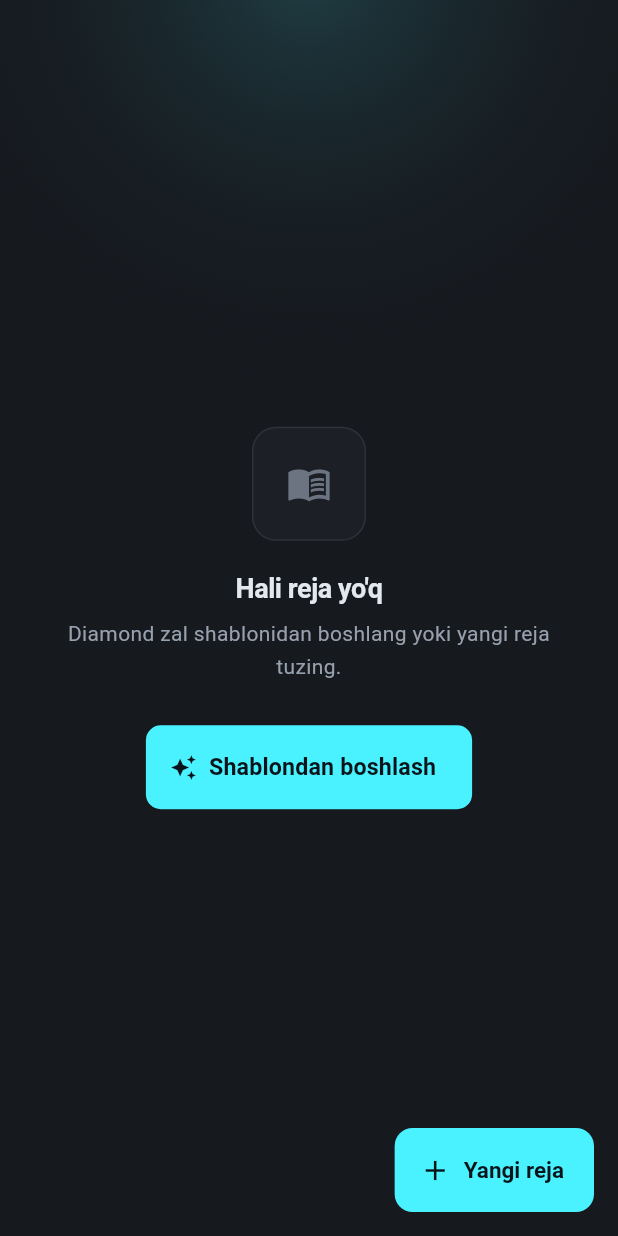
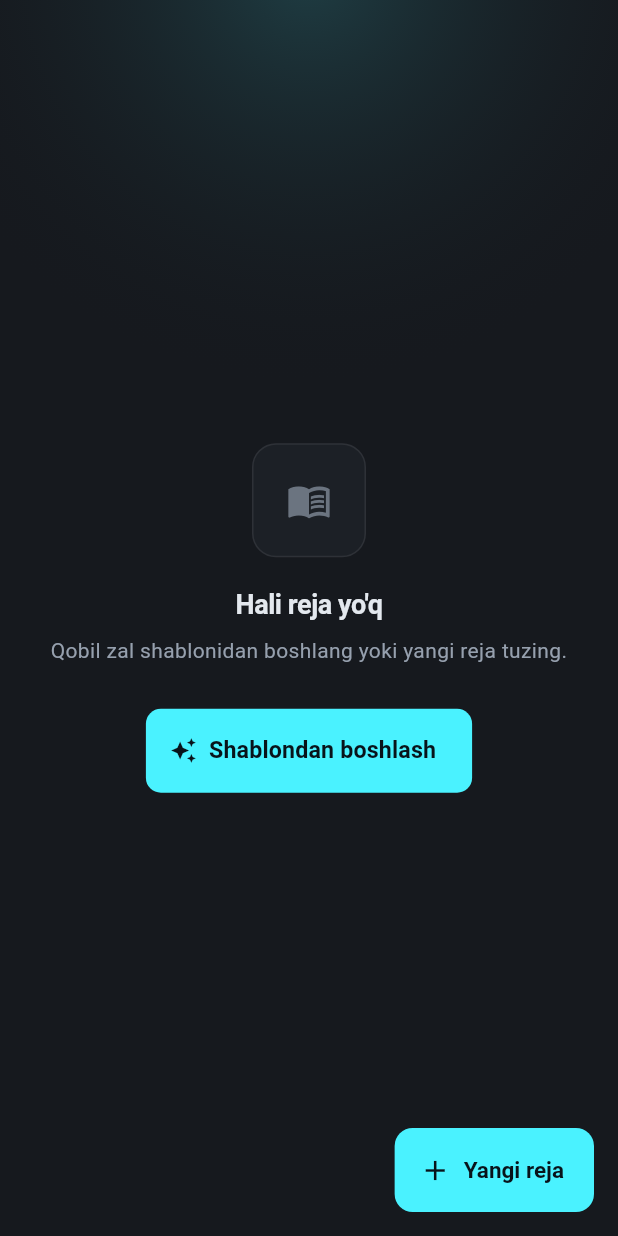
Before and after one commit to xojaurunov/diamond-zal, a Flutter app: the PlansScreen screen opened directly, on a phone screen of 412 x 824 dp. Run offline on Flutter 3.47's test engine with Material 3 defaults, Android fonts, the phone set to English and light mode, and no system bars; our stand-ins replace cached_network_image, cloud_firestore, firebase_auth, firebase_core, firebase_messaging, fl_chart and 6 more; accounts and stored records are empty.

Commit message:
feat: ilova nomi "Qobil", yangi ikonka (QOBIL · ZAL · TOSHKENT); DAVOM 84
Paket nomi, imzo va Firebase loyihasi o'zgarmagan.

Co-Authored-By: Claude Opus 5.5 <noreply@anthropic.com>

```diff
--- a/lib/l10n/en.dart
+++ b/lib/l10n/en.dart
@@ -78,7 +78,7 @@ const en = <String, String>{
   'Barmen qo\'shildi': 'Bar staff added',
   'Barmen qo\'shish': 'Add bar staff',
   'Barmen tayinlandi': 'Bar staff assigned',
-  'Barmen • Diamond': 'Bar • Diamond',
+  'Barmen • Qobil': 'Bar • Qobil',
   'Barmenlar': 'Bar staff',
   'Barmenlikdan olish': 'Remove bar staff role',
   'Bekor': 'Cancel',
@@ -109,7 +109,7 @@ const en = <String, String>{
   'Bosh admin qilinsinmi?': 'Make head admin?',
   'Bosh admin qilish': 'Make head admin',
   'Bosh admin tayinlandi': 'Head admin assigned',
-  'Bosh admin • Diamond': 'Head admin • Diamond',
+  'Bosh admin • Qobil': 'Head admin • Qobil',
   'Bosh adminlar': 'Head admins',
   'Bosh adminlikdan olindi': 'Head admin role removed',
   'Bosh adminlikdan olinsinmi?': 'Remove head admin role?',
@@ -164,7 +164,6 @@ const en = <String, String>{
   'Davom etish': 'Continue',
   'Davomat bekor qilindi': 'Attendance mark removed',
   'Dekabr': 'December',
-  'Diamond zal shablonidan boshlang yoki yangi reja tuzing.': 'Start from a Diamond gym template or build a new plan.',
   'Do\'kon': 'Shop',
   'Do\'kon bo\'sh': 'The shop is empty',
   'Do\'kon foydasi': 'Shop profit',
@@ -483,6 +482,7 @@ const en = <String, String>{
   'Qisqa ma\'lumot': 'Short bio',
   'Qo\'shilish': 'Join',
   'Qo\'shish': 'Add',
+  'Qobil zal shablonidan boshlang yoki yangi reja tuzing.': 'Start from a Qobil gym template or build a new plan.',
   'Qoldi: {0}': 'Left: {0}',
   'Qoldiq': 'Stock',
   'Qoldiq (o\'lcham bo\'yicha)': 'Stock (by size)',
@@ -647,7 +647,7 @@ const en = <String, String>{
   'Trener formulasi: {0}': 'Trainer\'s formula: {0}',
   'Trener maslahati': 'Trainer\'s tip',
   'Trener olib tashlandi': 'Trainer removed',
-  'Trener paneli • Diamond': 'Trainer panel • Diamond',
+  'Trener paneli • Qobil': 'Trainer panel • Qobil',
   'Trener panelidan chiqmoqchimisiz?': 'Sign out of the trainer panel?',
   'Trener qilinsinmi?': 'Make trainer?',
   'Trener qilish': 'Make trainer',
@@ -809,6 +809,7 @@ const en = <String, String>{
   '{0} daqiqa oldin': '{0} min ago',
   '{0} dona': '{0} pcs',
   '{0} faqat do\'kon bilan ishlaydi: tovar, buyurtma va qoldiq. Shogirdlar, rejalar va chatni ko\'rmaydi.{1}': '{0} will work only with the shop: products, orders and stock. They won\'t see clients, plans or chat.{1}',
+  '{0} g': '{0} g',
   '{0} g oqsil': '{0} g protein',
   '{0} ilovaga kira olmaydi va ro’yxatlardan yo’qoladi. Bu amalni qaytarib bo’lmaydi.': '{0} won\'t be able to sign in and will disappear from the lists. This can\'t be undone.',
   '{0} kg': '{0} kg',
--- a/lib/l10n/ru.dart
+++ b/lib/l10n/ru.dart
@@ -78,7 +78,7 @@ const ru = <String, String>{
   'Barmen qo\'shildi': 'Бармен добавлен',
   'Barmen qo\'shish': 'Добавить бармена',
   'Barmen tayinlandi': 'Бармен назначен',
-  'Barmen • Diamond': 'Бармен • Diamond',
+  'Barmen • Qobil': 'Бармен • Qobil',
   'Barmenlar': 'Бармены',
   'Barmenlikdan olish': 'Снять с должности бармена',
   'Bekor': 'Отмена',
@@ -109,7 +109,7 @@ const ru = <String, String>{
   'Bosh admin qilinsinmi?': 'Сделать главным админом?',
   'Bosh admin qilish': 'Сделать главным админом',
   'Bosh admin tayinlandi': 'Главный админ назначен',
-  'Bosh admin • Diamond': 'Главный админ • Diamond',
+  'Bosh admin • Qobil': 'Главный админ • Qobil',
   'Bosh adminlar': 'Главные админы',
   'Bosh adminlikdan olindi': 'Снят с роли главного админа',
   'Bosh adminlikdan olinsinmi?': 'Снять с роли главного админа?',
@@ -164,7 +164,6 @@ const ru = <String, String>{
   'Davom etish': 'Продолжить',
   'Davomat bekor qilindi': 'Отметка о посещении снята',
   'Dekabr': 'Декабрь',
-  'Diamond zal shablonidan boshlang yoki yangi reja tuzing.': 'Начните с шаблона зала Diamond или составьте новый план.',
   'Do\'kon': 'Магазин',
   'Do\'kon bo\'sh': 'Магазин пуст',
   'Do\'kon foydasi': 'Прибыль магазина',
@@ -483,6 +482,7 @@ const ru = <String, String>{
   'Qisqa ma\'lumot': 'Коротко о себе',
   'Qo\'shilish': 'Присоединиться',
   'Qo\'shish': 'Добавить',
+  'Qobil zal shablonidan boshlang yoki yangi reja tuzing.': 'Начните с шаблона зала Qobil или составьте новый план.',
   'Qoldi: {0}': 'Осталось: {0}',
   'Qoldiq': 'Остаток',
   'Qoldiq (o\'lcham bo\'yicha)': 'Остаток (по размерам)',
@@ -647,7 +647,7 @@ const ru = <String, String>{
   'Trener formulasi: {0}': 'Формула тренера: {0}',
   'Trener maslahati': 'Совет тренера',
   'Trener olib tashlandi': 'Тренер снят',
-  'Trener paneli • Diamond': 'Панель тренера • Diamond',
+  'Trener paneli • Qobil': 'Панель тренера • Qobil',
   'Trener panelidan chiqmoqchimisiz?': 'Выйти из панели тренера?',
   'Trener qilinsinmi?': 'Сделать тренером?',
   'Trener qilish': 'Сделать тренером',
@@ -809,6 +809,7 @@ const ru = <String, String>{
   '{0} daqiqa oldin': '{0} мин назад',
   '{0} dona': '{0} шт.',
   '{0} faqat do\'kon bilan ishlaydi: tovar, buyurtma va qoldiq. Shogirdlar, rejalar va chatni ko\'rmaydi.{1}': '{0} будет работать только с магазином: товары, заказы и остатки. Учеников, планы и чат не видит.{1}',
+  '{0} g': '{0} г',
   '{0} g oqsil': '{0} г белка',
   '{0} ilovaga kira olmaydi va ro’yxatlardan yo’qoladi. Bu amalni qaytarib bo’lmaydi.': '{0} не сможет войти в приложение и исчезнет из списков. Это действие нельзя отменить.',
   '{0} kg': '{0} кг',
--- a/lib/main.dart
+++ b/lib/main.dart
@@ -95,7 +95,7 @@ class _AppState extends State<App> with WidgetsBindingObserver {
         return MaterialApp(
           // Ranglar const emas — rejim almashganda butun daraxt qayta quriladi
           key: ValueKey('$light-$lang'),
-          title: 'Diamond',
+          title: 'Qobil',
           debugShowCheckedModeBanner: false,
           theme: AppTheme.current(),
           darkTheme: AppTheme.current(),
--- a/lib/screens/admin/admin_home.dart
+++ b/lib/screens/admin/admin_home.dart
@@ -72,7 +72,7 @@ class _AdminHomeState extends ConsumerState<AdminHome> {
           children: [
             Text(tr(titles[tab])),
             Text(
-              me.isOwner ? tr('Bosh admin • Diamond') : tr('Trener paneli • Diamond'),
+              me.isOwner ? tr('Bosh admin • Qobil') : tr('Trener paneli • Qobil'),
               style: Theme.of(context)
                   .textTheme
                   .bodySmall
--- a/lib/screens/admin/plans_screen.dart
+++ b/lib/screens/admin/plans_screen.dart
@@ -89,7 +89,7 @@ class PlansScreen extends StatelessWidget {
             return EmptyState(
               icon: Icons.menu_book_outlined,
               title: tr("Hali reja yo'q"),
-              subtitle: tr('Diamond zal shablonidan boshlang yoki yangi reja tuzing.'),
+              subtitle: tr('Qobil zal shablonidan boshlang yoki yangi reja tuzing.'),
               action: FilledButton.icon(
                 onPressed: () => _pickTemplate(context),
                 icon: const Icon(Icons.auto_awesome),
@@ -539,7 +539,7 @@ class _PlanEditorState extends State<PlanEditor> {
               child: StatTile(
                 icon: Icons.egg_alt_outlined,
                 label: tr('Oqsil'),
-                value: '${_protein.round()} g',
+                value: trf('{0} g', [_protein.round()]),
                 color: AppColors.protein,
               ),
             ),
@@ -719,7 +719,7 @@ class _PlanEditorState extends State<PlanEditor> {
                 FoodImage(name: m.items[ii].name, url: m.items[ii].image, size: 36),
                 const SizedBox(width: AppSpace.md),
                 Expanded(child: Text(tr(m.items[ii].name), style: t.bodyMedium)),
-                Text('${m.items[ii].grams.round()} g',
+                Text(trf('{0} g', [m.items[ii].grams.round()]),
                     style: t.bodyMedium?.copyWith(fontWeight: FontWeight.w600)),
                 SizedBox(
                   width: 64,
--- a/lib/screens/auth/auth_gate.dart
+++ b/lib/screens/auth/auth_gate.dart
@@ -72,7 +72,7 @@ class _Splash extends StatelessWidget {
               ),
               const SizedBox(height: AppSpace.xl),
               Text(
-                'Diamond zal',
+                'Qobil zal',
                 style: TextStyle(
                   color: AppColors.text,
                   fontSize: 26,
--- a/lib/screens/auth/login_screen.dart
+++ b/lib/screens/auth/login_screen.dart
@@ -103,7 +103,7 @@ class _LoginScreenState extends State<LoginScreen> {
                     child: Icon(Icons.fitness_center, size: 22, color: AppColors.onAccent),
                   ),
                   const SizedBox(width: AppSpace.md),
-                  Eyebrow('Diamond zal', color: AppColors.textFaint),
+                  Eyebrow('Qobil zal', color: AppColors.textFaint),
                   const Spacer(),
                   const LangPicker(compact: true),
                 ]),
--- a/lib/screens/barmen/barmen_home.dart
+++ b/lib/screens/barmen/barmen_home.dart
@@ -51,7 +51,7 @@ class _BarmenHomeState extends ConsumerState<BarmenHome> {
           children: [
             Text(tr(_titles[_tab])),
             Text(
-              tr('Barmen • Diamond'),
+              tr('Barmen • Qobil'),
               style: Theme.of(context)
                   .textTheme
                   .bodySmall
--- a/lib/screens/user/today_screen.dart
+++ b/lib/screens/user/today_screen.dart
@@ -303,7 +303,7 @@ class _MetricsGrid extends StatelessWidget {
         child: StatTile(
           icon: Icons.egg_alt_outlined,
           label: tr('Oqsil'),
-          value: '${plan.proteinFor(weekday).round()} g',
+          value: trf('{0} g', [plan.proteinFor(weekday).round()]),
           color: AppColors.protein,
         ),
       ),
@@ -511,7 +511,7 @@ class _MealCard extends StatelessWidget {
                 Expanded(child: Text(tr(i.name), style: t.bodyMedium)),
                 const SizedBox(width: AppSpace.sm),
                 Text(
-                  '${i.grams.round()} g',
+                  trf('{0} g', [i.grams.round()]),
                   style: t.bodyMedium?.copyWith(
                     fontWeight: FontWeight.w700,
                     fontFeatures: tabular,
--- a/lib/services/notifications.dart
+++ b/lib/services/notifications.dart
@@ -22,7 +22,7 @@ class Notifications {
   static const _details = NotificationDetails(
     android: AndroidNotificationDetails(
       channelId,
-      'Diamond',
+      'Qobil',
       channelDescription: 'Ovqat vaqti, vazn, chat va reja eslatmalari',
       importance: Importance.high,
       priority: Priority.high,
@@ -49,7 +49,7 @@ class Notifications {
       );
       await _android?.createNotificationChannel(const AndroidNotificationChannel(
         channelId,
-        'Diamond',
+        'Qobil',
         description: 'Ovqat vaqti, vazn, chat va reja eslatmalari',
         importance: Importance.high,
       ));
@@ -122,7 +122,7 @@ class Notifications {
       notificationDetails: NotificationDetails(
         android: AndroidNotificationDetails(
           channelId,
-          'Diamond',
+          'Qobil',
           channelDescription: 'Ovqat vaqti, vazn, chat va reja eslatmalari',
           importance: Importance.high,
           priority: Priority.high,
--- a/pubspec.yaml
+++ b/pubspec.yaml
@@ -37,7 +37,8 @@ flutter:
     - assets/brand/
     - assets/credits.txt
 
-# Ilova ikonkasi: assets/icon/icon.png (5-okt 2026 dan — assets/icon/logo_src_2.png, burchaklari
+# Ilova ikonkasi: assets/icon/icon.png (7-okt 2026 dan — assets/icon/logo_src_3.png: "QOBIL" yozuvli;
+# logo_src_2.png — undan oldingi asl rasm; burchaklari
 # yumaloqlangan to'liq kvadrat). `dart run flutter_launcher_icons` barcha o'lchamlarni chiqaradi.
 # Eski logotip: assets/icon/logo_src.jpg + tools/make_icon.dart (shaffof fonli variant).
 flutter_launcher_icons:
```
Also changed, not shown: assets/icon/icon.png, assets/icon/logo_src_3.png (added), tools/l10n/tarjima.json, 15 other files.
